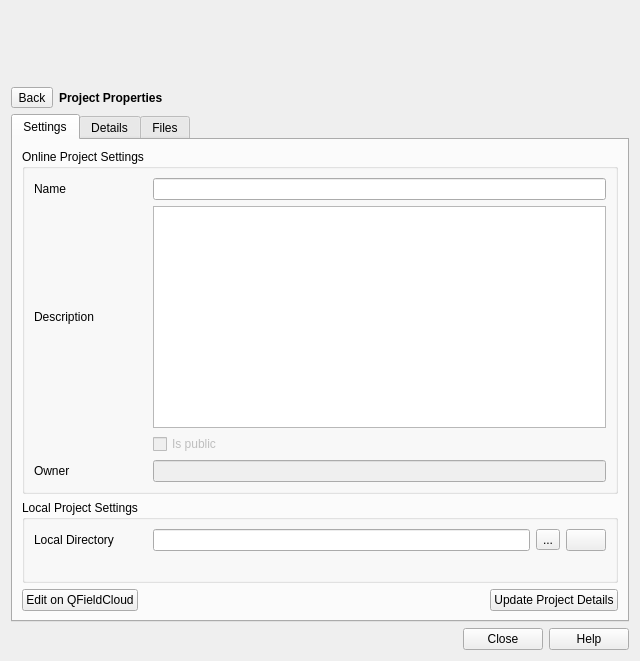
Above: download/profiles/QGIS4/profiles/geo_custom/python/plugins/qfieldsync/ui/cloud_projects_dialog.ui from yamamoto-ryuzo/kasugai_qgis before the change. Below: the same form after it.
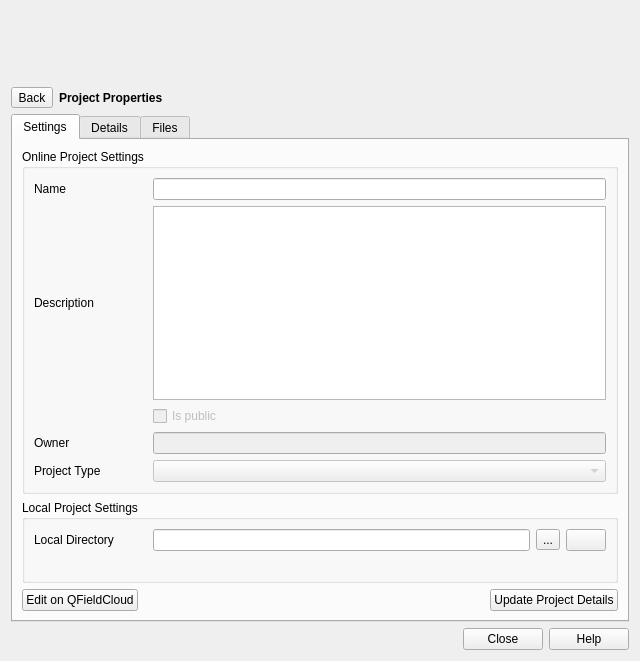
That is the form after the change. The open tabs and pages were chosen to show the change. Icons and pictures are not drawn. Custom widgets are drawn as their Qt base class.

Patch:
```diff
--- a/download/profiles/QGIS4/profiles/geo_custom/python/plugins/qfieldsync/ui/cloud_projects_dialog.ui
+++ b/download/profiles/QGIS4/profiles/geo_custom/python/plugins/qfieldsync/ui/cloud_projects_dialog.ui
@@ -412,6 +412,20 @@
                 </property>
                </widget>
               </item>
+              <item row="5" column="0">
+               <widget class="QLabel" name="projectTypeLabel">
+                <property name="text">
+                 <string>Project Type</string>
+                </property>
+               </widget>
+              </item>
+              <item row="5" column="1">
+               <widget class="QComboBox" name="projectTypeComboBox">
+                <property name="enabled">
+                 <bool>false</bool>
+                </property>
+               </widget>
+              </item>
              </layout>
             </widget>
            </item>
```
